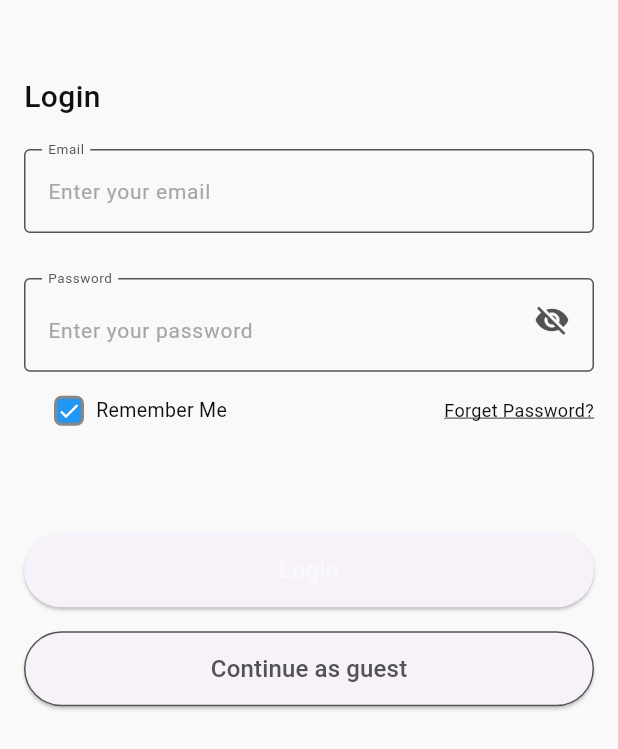
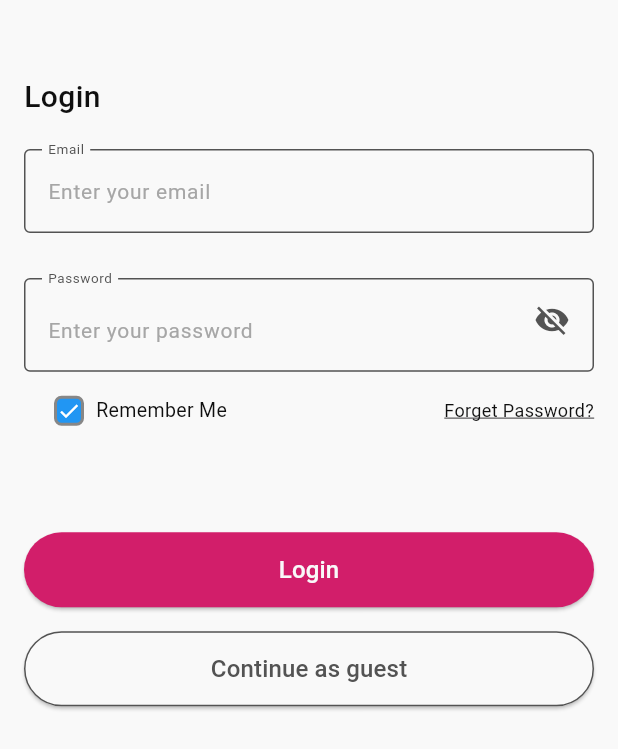
Before and after one commit to Marco-Nagy/Flowery-App, a Flutter app: the screen it shows after launch, after a tap on "Remember Me", on a phone screen of 412 x 824 dp. Shown: the top 749 px of the screen. Run offline on Flutter 3.47's test engine with Material 3 defaults, Android fonts, the light colour scheme and no system bars; our stand-ins replace auto_size_text, bloc, dio, flutter_bloc, flutter_screenutil, fluttertoast and 6 more; generated files the repository leaves out were written again.

```diff
--- a/lib/core/styles/colors/my_colors.dart
+++ b/lib/core/styles/colors/my_colors.dart
@@ -1,7 +1,7 @@
-import 'package:flutter/cupertino.dart';
+import 'package:flutter/material.dart';
 
 class MyColors {
-  static const gray= Color(0xff535353);
+  static const gray = Color(0xff535353);
   static const Color gray30 = Color(0xff878787);
   static const Color placeHolder = Color(0xffA6A6A6);
   static const Color red = Color(0xffCC1010);
@@ -10,5 +10,14 @@ class MyColors {
   static const Color lightBlue_10 = Color(0xffCCD7EB);
   static const Color white = Color(0xffF9F9F9);
   static const Color black = Color(0xff0F0F0F);
-  static const Color primary = Color(0xffD21E6A);
+
+  static const Color white60 = Color(0xffCFCFCF);
+  static const Color white80 = Color(0xff7D7D7D);
+  static const Color whiteBase = Color(0xffF9F9F9);
+  static const Color white70 = Color(0xffA6A6A6);
+  static const Color baseColor = Color(0xffD21E6A);
+  static const Color black50 = Color(0xff35383C);
+  static const Color blackFlower = Color(0xff000000);
+  static const Color blackBase = Color(0xff0C1015);
+  static const Color lightPink = Color(0xffF9ECF0);
 }
--- a/lib/core/utils/widgets/custom_toast.dart
+++ b/lib/core/utils/widgets/custom_toast.dart
@@ -27,7 +27,7 @@ class CustomToast {
   static void showLoadingToast({required String message}) {
     showToast(
       message: message,
-      backgroundColor: MyColors.primary,
+      backgroundColor: MyColors.baseColor,
       gravity: ToastGravity.BOTTOM,
       icon: Icons.hourglass_bottom,
     );
--- a/lib/features/auth/presentation/login/widgets/login_buttons.dart
+++ b/lib/features/auth/presentation/login/widgets/login_buttons.dart
@@ -28,7 +28,7 @@ class LoginButtons extends StatelessWidget {
       child: Column(
         children: [
           CurvedButton(
-            color: MyColors.primary,
+            color: MyColors.baseColor,
             title: "Login",
             onTap: () {
               if (formKey.currentState!.validate()) {
--- a/lib/features/home/presentation/widgets/search_textfield.dart
+++ b/lib/features/home/presentation/widgets/search_textfield.dart
@@ -5,7 +5,7 @@ import 'package:flutter_screenutil/flutter_screenutil.dart';
 class SearchTextField extends StatelessWidget {
   SearchTextField({super.key});
 
-  TextEditingController searchController = TextEditingController();
+  final TextEditingController searchController = TextEditingController();
 
   @override
   Widget build(BuildContext context) {
--- a/lib/flowery_ecommerce.dart
+++ b/lib/flowery_ecommerce.dart
@@ -16,7 +16,7 @@ class FloweryEcommerce extends StatelessWidget {
       minTextAdapt: true,
       splitScreenMode: true,
       builder: (_, child) => MaterialApp(
-        initialRoute:  AppRoutes.homeScreen,
+        initialRoute:  AppRoutes.login,
         debugShowCheckedModeBanner: false,
         onGenerateRoute: AppRoutes.onGenerateRoute,
         navigatorKey: getIt<GlobalKey<NavigatorState>>(),
```
